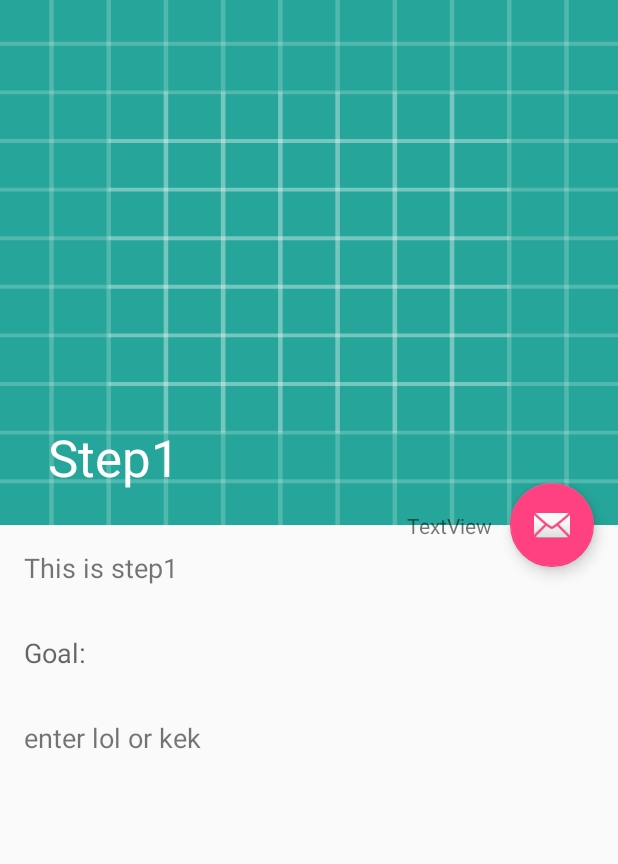
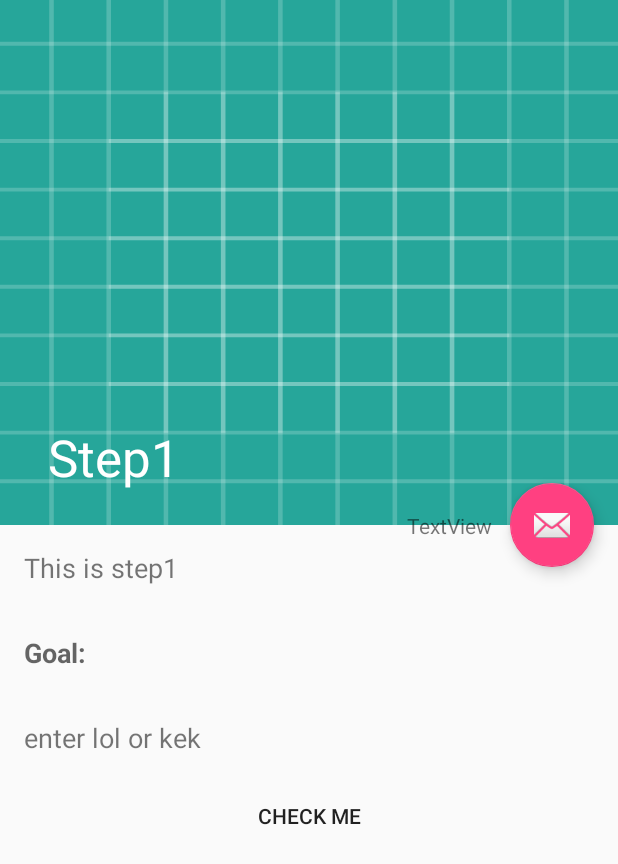
Before and after one commit to karvozavr/CityQuest, an Android app: the screen it shows after launch (QuestStepActivity), on a phone screen of 412 x 824 dp. Shown: the top 864 px of the screen. Run offline under Robolectric (Android 15) with nearby library versions, the phone set to English and light mode, and no system bars.

Commit message:
Add more code.

```diff
--- a/CityQuest/app/src/main/AndroidManifest.xml
+++ b/CityQuest/app/src/main/AndroidManifest.xml
@@ -3,7 +3,6 @@
     package="ru.spbau.mit.karvozavr.cityquest">
 
     <application
-        android:allowBackup="true"
         android:icon="@mipmap/ic_launcher"
         android:label="@string/app_name"
         android:roundIcon="@mipmap/ic_launcher_round"
--- a/CityQuest/app/src/main/java/ru/spbau/mit/karvozavr/cityquest/quest/FinalQuestStep.java
+++ b/CityQuest/app/src/main/java/ru/spbau/mit/karvozavr/cityquest/quest/FinalQuestStep.java
@@ -1,4 +1,6 @@
 package ru.spbau.mit.karvozavr.cityquest.quest;
+
+import android.content.Context;
 
 public class FinalQuestStep extends QuestStep {
 
@@ -7,7 +9,7 @@ public class FinalQuestStep extends QuestStep {
     }
 
     @Override
-    public boolean check(Object input) {
+    public boolean check(Context context) {
         return true;
     }
 }
--- a/CityQuest/app/src/main/java/ru/spbau/mit/karvozavr/cityquest/quest/QuestProvider.java
+++ b/CityQuest/app/src/main/java/ru/spbau/mit/karvozavr/cityquest/quest/QuestController.java
@@ -11,10 +11,10 @@ import java.io.IOException;
 import java.io.ObjectInputStream;
 import java.io.ObjectOutputStream;
 
-public class QuestProvider {
+public class QuestController {
 
-    private static String savedQuestName = "savedQuest.cqq";
-    private static String hasSavedQuest = "hasSavedQuest";
+    private static final String savedQuestName = "savedQuest.cqq";
+    private static final String hasSavedQuest = "hasSavedQuest";
     public static int progress = 0;
 
     public static QuestStep getCurrentQuestStep(Activity context) {
--- a/CityQuest/app/src/main/java/ru/spbau/mit/karvozavr/cityquest/quest/QuestStep.java
+++ b/CityQuest/app/src/main/java/ru/spbau/mit/karvozavr/cityquest/quest/QuestStep.java
@@ -1,11 +1,13 @@
 package ru.spbau.mit.karvozavr.cityquest.quest;
+
+import android.content.Context;
 
 import java.io.Serializable;
 
 /**
  * Represents a single quest step
  */
-public abstract class QuestStep implements Serializable{
+public abstract class QuestStep implements Serializable {
     public final String title;
     public final String description;
     public final String goal;
@@ -22,5 +24,5 @@ public abstract class QuestStep implements Serializable{
         this.actionLabel = actionLabel;
     }
 
-    public abstract boolean check(Object input);
+    public abstract boolean check(Context context);
 }
--- a/CityQuest/app/src/main/java/ru/spbau/mit/karvozavr/cityquest/ui/QuestStepActivity.java
+++ b/CityQuest/app/src/main/java/ru/spbau/mit/karvozavr/cityquest/ui/QuestStepActivity.java
@@ -1,21 +1,17 @@
 package ru.spbau.mit.karvozavr.cityquest.ui;
 
+import android.app.AlertDialog;
 import android.os.Bundle;
-import android.support.design.widget.FloatingActionButton;
-import android.support.design.widget.Snackbar;
-import android.support.v7.app.ActionBar;
 import android.support.v7.app.AppCompatActivity;
 import android.support.v7.widget.Toolbar;
 import android.view.View;
-import android.view.animation.Animation;
-import android.view.animation.AnimationUtils;
 import android.widget.Button;
+import android.widget.EditText;
 import android.widget.TextView;
-
-import com.github.clans.fab.FloatingActionMenu;
+import android.widget.Toast;
 
 import ru.spbau.mit.karvozavr.cityquest.R;
-import ru.spbau.mit.karvozavr.cityquest.quest.QuestProvider;
+import ru.spbau.mit.karvozavr.cityquest.quest.QuestController;
 import ru.spbau.mit.karvozavr.cityquest.quest.QuestStep;
 
 public class QuestStepActivity extends AppCompatActivity {
@@ -28,28 +24,15 @@ public class QuestStepActivity extends AppCompatActivity {
     protected void onCreate(Bundle savedInstanceState) {
         super.onCreate(savedInstanceState);
         setContentView(R.layout.activity_quest_step);
-        Toolbar toolbar = (Toolbar) findViewById(R.id.toolbar);
+        Toolbar toolbar = findViewById(R.id.toolbar);
         setSupportActionBar(toolbar);
-
-        FloatingActionButton fab = (FloatingActionButton) findViewById(R.id.fab);
-//        fab.setOnClickListener(view -> Snackbar.make(view, "Replace with your own action", Snackbar.LENGTH_LONG)
-//                .setAction("Action", null).show());
-
-        actionButton = findViewById(R.id.action_button);
-        fab.setOnClickListener(this::animateFab);
-
-        currentQuestStep = QuestProvider.getCurrentQuestStep(this);
 
         drawQuestStep();
     }
 
-    private void animateFab(View view) {
-        Animation rotate_forward = AnimationUtils.loadAnimation(getApplicationContext(),R.anim.rotate_forward);
-        view.startAnimation(rotate_forward);
-        actionButton.setVisibility(View.VISIBLE);
-    }
+    public void drawQuestStep() {
+        currentQuestStep = QuestController.getCurrentQuestStep(this);
 
-    public void drawQuestStep() {
         setTitle(currentQuestStep.title);
 
         TextView description = findViewById(R.id.step_desc);
@@ -57,5 +40,14 @@ public class QuestStepActivity extends AppCompatActivity {
 
         TextView goal = findViewById(R.id.step_goal);
         goal.setText(currentQuestStep.goal);
+
+        Button checkButton = findViewById(R.id.check_button);
+        checkButton.setOnClickListener(view -> {
+            if (currentQuestStep.check(this)) {
+                Toast.makeText(this, "Yes!", Toast.LENGTH_LONG).show();
+            } else {
+                Toast.makeText(this, "Wrong this time", Toast.LENGTH_LONG).show();
+            }
+        });
     }
 }
--- a/CityQuest/app/src/main/res/layout/activity_quest_step.xml
+++ b/CityQuest/app/src/main/res/layout/activity_quest_step.xml
@@ -36,7 +36,9 @@
 
     </android.support.design.widget.AppBarLayout>
 
-    <include layout="@layout/content_quest_step" />
+    <include
+        android:id="@+id/include"
+        layout="@layout/content_quest_step" />
 
     <android.support.design.widget.FloatingActionButton
         android:id="@+id/fab"
@@ -53,19 +55,6 @@
 
     </android.support.design.widget.FloatingActionButton>
 
-    <Button
-        android:id="@+id/action_button"
-        style="@style/Widget.AppCompat.Button"
-        android:layout_width="100dp"
-        android:layout_height="24dp"
-        android:layout_margin="200dp"
-        android:background="@color/colorPrimary"
-        android:text="Button"
-        android:textColor="@android:color/white"
-        android:visibility="gone"
-        app:layout_anchor="@+id/fab"
-        app:layout_anchorGravity="left|center" />
-
     <TextView
         android:id="@+id/textView"
         android:layout_width="137dp"
--- a/CityQuest/app/src/main/res/layout/content_quest_step.xml
+++ b/CityQuest/app/src/main/res/layout/content_quest_step.xml
@@ -18,7 +18,7 @@
             android:layout_width="wrap_content"
             android:layout_height="wrap_content"
             android:layout_margin="@dimen/text_margin"
-            android:text="@string/large_text"
+            android:text="Some description"
             android:textSize="18sp" />
 
         <TextView
@@ -27,15 +27,23 @@
             android:layout_height="wrap_content"
             android:layout_margin="@dimen/text_margin"
             android:text="@string/quest_step_goal_label"
-            android:textAppearance="@style/TextAppearance.AppCompat.Medium" />
+            android:textAppearance="@style/TextAppearance.AppCompat.Medium"
+            android:textStyle="bold" />
 
         <TextView
             android:id="@+id/step_goal"
             android:layout_width="wrap_content"
             android:layout_height="wrap_content"
             android:layout_margin="@dimen/text_margin"
-            android:text="@string/large_text"
+            android:text="This is goal"
             android:textSize="18sp" />
+
+        <Button
+            android:id="@+id/check_button"
+            style="@android:style/Widget.DeviceDefault.Button.Borderless"
+            android:layout_width="match_parent"
+            android:layout_height="wrap_content"
+            android:text="@string/check_button_label" />
 
     </LinearLayout>
 
--- a/CityQuest/app/src/main/res/values/strings.xml
+++ b/CityQuest/app/src/main/res/values/strings.xml
@@ -92,4 +92,6 @@
     </string>
     <string name="action_settings">Settings</string>
     <string name="quest_step_goal_label">Goal:</string>
+    <string name="check_button_label">Check me</string>
+    <string name="keyword_field_hint">Enter keyword</string>
 </resources>
```
Also changed, not shown: CityQuest/app/src/main/java/ru/spbau/mit/karvozavr/cityquest/quest/GeoQuestStep.java (added, +15 -0 lines), CityQuest/app/src/main/java/ru/spbau/mit/karvozavr/cityquest/quest/KeywordQuestStep.java (+22 -4 lines), CityQuest/app/src/main/res/layout/keyword_check_dialog.xml (added, +23 -0 lines).
